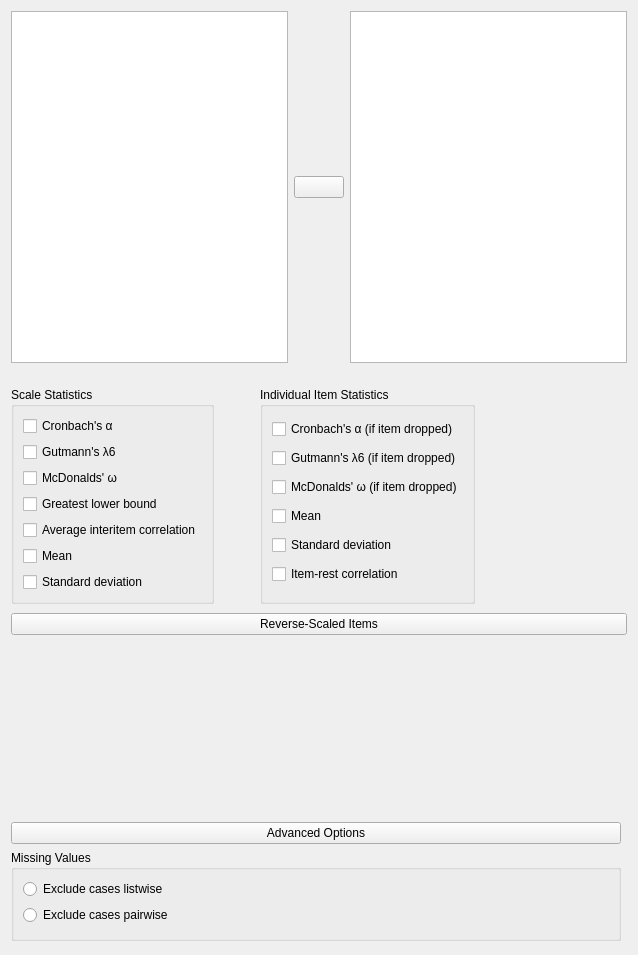
jasp-stats/jasp-desktop, file JASP-Desktop/analysisforms/reliabilityanalysisform.ui: the form before one commit.
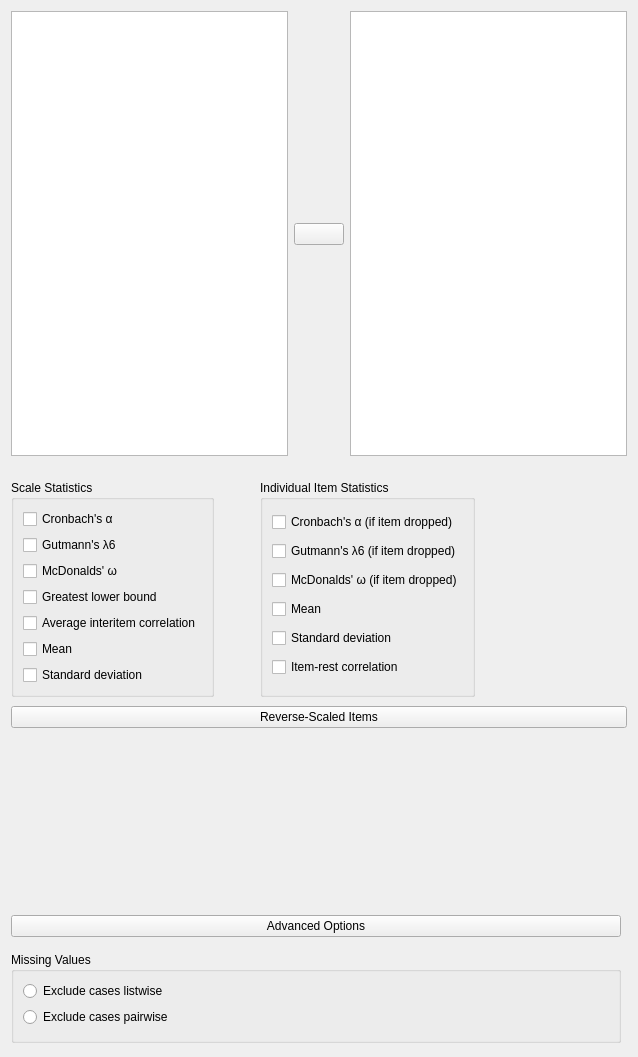
The form after the commit. Custom widgets are drawn as their Qt base class.

Commit message:
Changed Advanced Options to autohide
modified advanced options box to have a container and modified cpp file
to hide said container.

What changed in the file:
```diff
--- a/JASP-Desktop/analysisforms/reliabilityanalysisform.ui
+++ b/JASP-Desktop/analysisforms/reliabilityanalysisform.ui
@@ -7,7 +7,7 @@
     <x>0</x>
     <y>0</y>
     <width>638</width>
-    <height>955</height>
+    <height>1057</height>
    </rect>
   </property>
   <property name="windowTitle">
@@ -349,26 +349,41 @@
        </widget>
       </item>
       <item row="1" column="0">
-       <widget class="BoundGroupBox" name="missingValues">
-        <property name="title">
-         <string>Missing Values</string>
-        </property>
-        <layout class="QGridLayout" name="gridLayout_13">
+       <widget class="QWidget" name="containerAdvOptions" native="true">
+        <layout class="QVBoxLayout" name="verticalLayout_4">
+         <property name="leftMargin">
+          <number>0</number>
+         </property>
+         <property name="rightMargin">
+          <number>0</number>
+         </property>
          <property name="bottomMargin">
-          <number>13</number>
+          <number>0</number>
          </property>
-         <item row="0" column="0">
-          <widget class="QRadioButton" name="_1excludeCasesListwise">
-           <property name="text">
-            <string>Exclude cases listwise</string>
+         <item>
+          <widget class="BoundGroupBox" name="missingValues">
+           <property name="title">
+            <string>Missing Values</string>
            </property>
-          </widget>
-         </item>
-         <item row="1" column="0">
-          <widget class="QRadioButton" name="_2excludeCasesPairwise">
-           <property name="text">
-            <string>Exclude cases pairwise</string>
-           </property>
+           <layout class="QGridLayout" name="gridLayout_15">
+            <property name="bottomMargin">
+             <number>13</number>
+            </property>
+            <item row="0" column="0">
+             <widget class="QRadioButton" name="excludeCasesListwise">
+              <property name="text">
+               <string>Exclude cases listwise</string>
+              </property>
+             </widget>
+            </item>
+            <item row="1" column="0">
+             <widget class="QRadioButton" name="excludeCasesPairwise">
+              <property name="text">
+               <string>Exclude cases pairwise</string>
+              </property>
+             </widget>
+            </item>
+           </layout>
           </widget>
          </item>
         </layout>
```
Left out of the diff: 122 changed lines with no effect on the pictures. The commit also changes 1 other file.
